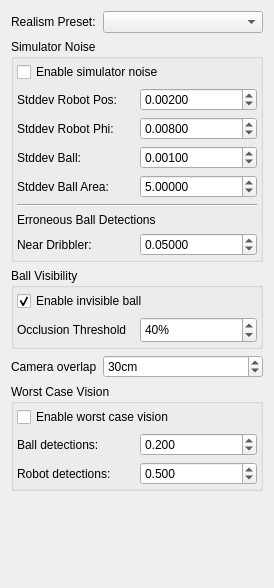
The window that src/ra/simulatorconfigwidget.ui (robotics-erlangen/framework) describes before a commit, drawn with Qt 5.
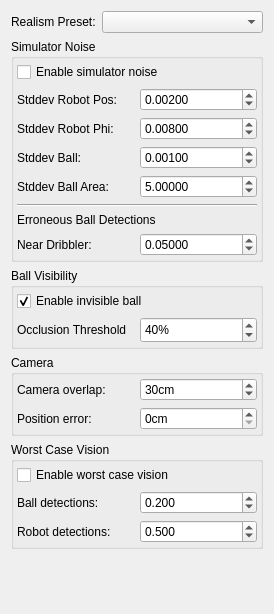
The same window after the commit.

Commit message: simulator: report position error in camera position reporting

What changed in the file:
```diff
--- a/src/ra/simulatorconfigwidget.ui
+++ b/src/ra/simulatorconfigwidget.ui
@@ -7,7 +7,7 @@
     <x>0</x>
     <y>0</y>
     <width>274</width>
-    <height>588</height>
+    <height>614</height>
    </rect>
   </property>
   <property name="windowTitle">
@@ -275,14 +275,32 @@
      </layout>
     </widget>
    </item>
-   <item row="8" column="0">
+   <item row="8" column="0" colspan="2">
+    <widget class="QGroupBox" name="groupBox_4">
+     <property name="title">
+      <string>Camera</string>
+     </property>
+     <layout class="QGridLayout" name="gridLayout_3">
+      <property name="leftMargin">
+       <number>3</number>
+      </property>
+      <property name="topMargin">
+       <number>3</number>
+      </property>
+      <property name="rightMargin">
+       <number>3</number>
+      </property>
+      <property name="bottomMargin">
+       <number>3</number>
+      </property>
+      <item row="0" column="0">
     <widget class="QLabel" name="overlapLabel">
      <property name="text">
-      <string>Camera overlap</string>
+         <string>Camera overlap:</string>
      </property>
     </widget>
    </item>
-   <item row="8" column="1">
+      <item row="0" column="1">
     <widget class="QSpinBox" name="spinCameraOverlap">
      <property name="suffix">
       <string>cm</string>
@@ -295,6 +313,29 @@
      </property>
     </widget>
    </item>
+      <item row="1" column="0">
+       <widget class="QLabel" name="label_10">
+        <property name="text">
+         <string>Position error:</string>
+        </property>
+       </widget>
+      </item>
+      <item row="1" column="1">
+       <widget class="QSpinBox" name="spinCameraPositionError">
+        <property name="toolTip">
+         <string>The reported camera pos is offset into a pre-defined direction by this amount</string>
+        </property>
+        <property name="suffix">
+         <string>cm</string>
+        </property>
+        <property name="maximum">
+         <number>500</number>
+        </property>
+       </widget>
+      </item>
+     </layout>
+    </widget>
+   </item>
    <item row="9" column="0" colspan="2">
     <widget class="QGroupBox" name="groupBox_3">
      <property name="title">
```
Left out of the diff: 20 changed lines with no effect on the pictures. Lines whose indentation alone changed are shown as unchanged. The commit also changes 6 other files.
